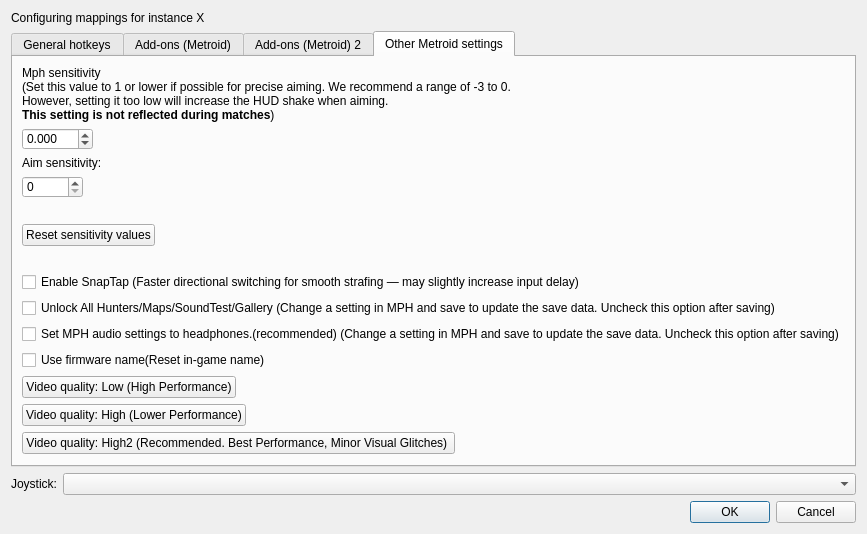
First picture: the form in src/frontend/qt_sdl/InputConfig/InputConfigDialog.ui, repository ag-advania/melonPrimeDS, before the edit.
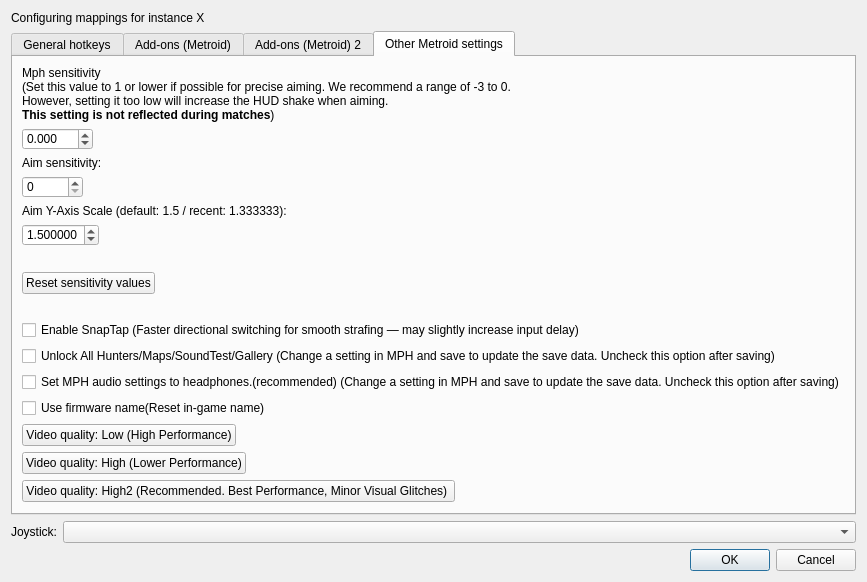
Second picture: the form after the edit. The open tabs and pages were chosen to show the change.

```diff
--- a/src/frontend/qt_sdl/InputConfig/InputConfigDialog.ui
+++ b/src/frontend/qt_sdl/InputConfig/InputConfigDialog.ui
@@ -2372,6 +2372,35 @@
 
 				<!-- Add vertical spacing -->
 				<item row="4" column="0">
+					<!-- Label for aim sensitivity -->
+					<widget class="QLabel" name="metroidAimYAxisScaleLabel">
+						<property name="text">
+							<string>Aim Y-Axis Scale (default: 1.5 / recent: 1.333333):</string>
+						</property>
+					</widget>
+				</item>
+				<item row="5" column="0">
+					<widget class="QDoubleSpinBox" name="metroidAimYAxisScaleSpinBox">
+						<property name="minimum">
+							<double>0.000001</double>
+						</property>
+						<property name="maximum">
+							<double>2</double>
+						</property>
+						<property name="singleStep">
+							<double>0.1</double>
+						</property>
+						<property name="decimals">
+							<number>6</number>
+						</property>
+						<property name="value">
+							<double>1.500000</double>
+						</property>
+					</widget>
+				</item>
+
+				<!-- Add vertical spacing -->
+				<item row="6" column="0">
 					<widget class="QLabel" name="emptyLabel">
 						<property name="text">
 							<string> </string>
@@ -2380,7 +2409,7 @@
 				</item>
 
 			    <!-- Reset button for sensitivity settings -->
-			    <item row="5" column="0">
+			    <item row="7" column="0">
 				    <widget class="QPushButton" name="metroidResetSensitivityValues">
 					    <property name="text">
 						    <string>Reset sensitivity values</string>
@@ -2389,7 +2418,7 @@
 			    </item>
 
 			    <!-- Add vertical spacing -->
-			    <item row="6" column="0">
+			    <item row="8" column="0">
 				    <widget class="QLabel" name="emptyLabel2">
 					    <property name="text">
 						    <string> </string>
@@ -2398,7 +2427,7 @@
 			    </item>
 
 				<!-- SnapTap -->
-				<item row="7" column="0">
+				<item row="9" column="0">
 					<widget class="QCheckBox" name="cbMetroidEnableSnapTap">
 						<property name="text">
 							<string>Enable SnapTap (Faster directional switching for smooth strafing — may slightly increase input delay)</string>
@@ -2406,7 +2435,7 @@
 					</widget>
 				</item>
 				
-				<item row="8" column="0">
+				<item row="10" column="0">
 					<widget class="QCheckBox" name="cbMetroidUnlockAll">
 						<property name="text">
 							<string>Unlock All Hunters/Maps/SoundTest/Gallery (Change a setting in MPH and save to update the save data. Uncheck this option after saving)</string>
@@ -2414,7 +2443,7 @@
 					</widget>
 				</item>
 
-				<item row="9" column="0">
+				<item row="11" column="0">
 					<widget class="QCheckBox" name="cbMetroidApplyHeadphone">
 						<property name="text">
 							<string>Set MPH audio settings to headphones.(recommended) (Change a setting in MPH and save to update the save data. Uncheck this option after saving)</string>
@@ -2422,7 +2451,7 @@
 					</widget>
 				</item>
 
-				<item row="10" column="0">
+				<item row="12" column="0">
 					<widget class="QCheckBox" name="cbMetroidUseFirmwareName">
 						<property name="text">
 							<string>Use firmware name(Reset in-game name)</string>
@@ -2431,7 +2460,7 @@
 				</item>
 
 				<!-- Low quality -->
-			    <item row="11" column="0">
+			    <item row="13" column="0">
 				    <widget class="QPushButton" name="metroidSetVideoQualityToLow">
 					    <property name="text">
 						    <string>Video quality: Low (High Performance)</string>
@@ -2440,7 +2469,7 @@
 			    </item>
 
 			    <!-- High quality -->
-			    <item row="12" column="0">
+			    <item row="14" column="0">
 				    <widget class="QPushButton" name="metroidSetVideoQualityToHigh">
 					    <property name="text">
 						    <string>Video quality: High (Lower Performance)</string>
@@ -2449,7 +2478,7 @@
 			    </item>
 
 				<!-- High2 quality -->
-				<item row="13" column="0">
+				<item row="15" column="0">
 					<widget class="QPushButton" name="metroidSetVideoQualityToHigh2">
 						<property name="text">
 							<string>Video quality: High2 (Recommended. Best Performance, Minor Visual Glitches) </string>
```
Left out of the diff: 2 changed lines with no effect on the pictures.
